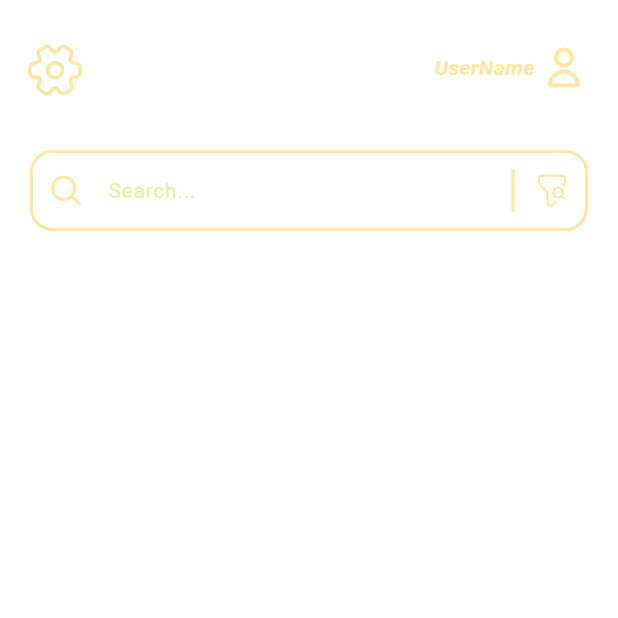
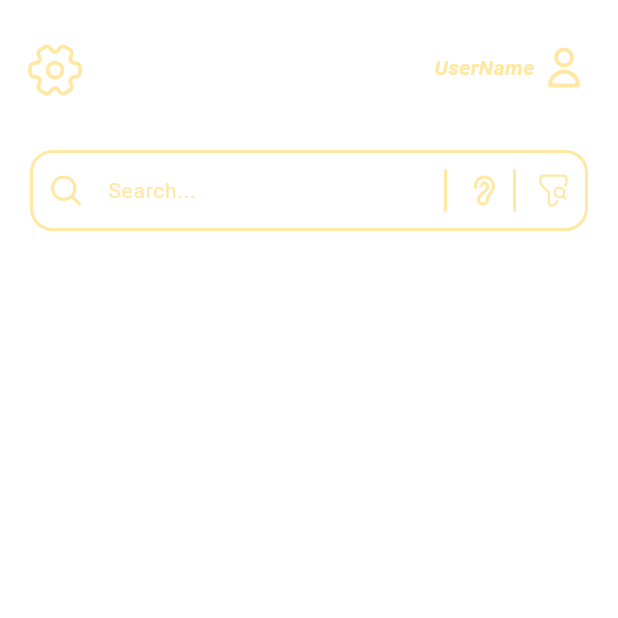
Before and after one commit to dingf3ng/spoplusplusfy, a Flutter app: the screen it shows after launch, swiped to page 2, on a phone screen of 412 x 824 dp, the top half of it. Run offline on Flutter 3.47's test engine with Material 3 defaults, Android fonts, the phone set to English and light mode, and no system bars; our stand-ins replace flutter_svg, just_audio, sqflite, video_player; missing offline and left inert: async_button_builder, newton_particles; accounts and stored records are empty; Roboto replaces fonts that are missing (NotoSans); statements that could not run were skipped; project files that could hold a hidden picture were left out.

```diff
--- /dev/null
+++ b/devtools_options.yaml
@@ -0,0 +1,3 @@
+description: This file stores settings for Dart & Flutter DevTools.
+documentation: https://docs.flutter.dev/tools/devtools/extensions#configure-extension-enablement-states
+extensions:
--- a/lib/Classes/artist_works_manager.dart
+++ b/lib/Classes/artist_works_manager.dart
@@ -57,7 +57,8 @@ class ArtistWorksManager {
   }
 
   static Playlist getRandomPlaylist() {
-    final randomIndex = Random().nextInt(_validAlbums.length);
+    final randomSeed = Random().nextInt(1000000);
+    final randomIndex = Random(randomSeed).nextInt(_validAlbums.length);
     return _validAlbums.elementAt(randomIndex);
   }
 
--- a/lib/Pages/search_page.dart
+++ b/lib/Pages/search_page.dart
@@ -31,9 +31,6 @@ class _SearchPageState extends State<SearchPage>
   static const Color primaryColor = Color(0x00000000);
   static const Color secondaryColor = Color(0xffFFE8A3);
 
-  late double _width;
-  late double _height;
-
   final List<Artist> _resultArtists = [];
   final List<Album> _resultAlbums = [];
   final List<CustomizedPlaylist> _resultPlaylists = [];
@@ -57,13 +54,6 @@ class _SearchPageState extends State<SearchPage>
     super.initState();
     _searchController.addListener(_searchDone);
     _controller.addListener(_scrollListener);
-    WidgetsBinding.instance.addPostFrameCallback((_) {
-      final size = MediaQuery
-          .of(context)
-          .size;
-      _width = size.width;
-      _height = size.height;
-    });
   }
 
   void _searchDone() {
@@ -103,6 +93,8 @@ class _SearchPageState extends State<SearchPage>
   }
 
   Visibility _artistShowcase() {
+    final double _width = MediaQuery.of(context).size.width;
+    final double _height = MediaQuery.of(context).size.height;
     return Visibility(
       visible: _resultArtists.isNotEmpty,
       child: Column(
@@ -112,7 +104,7 @@ class _SearchPageState extends State<SearchPage>
             height: 15,
           ),
           SizedBox(
-            height: 120,
+            height: _width * 2 / 9  + 30,
             child: ListView.separated(
               scrollDirection: Axis.horizontal,
               separatorBuilder: (context, index) => const SizedBox(
@@ -134,8 +126,8 @@ class _SearchPageState extends State<SearchPage>
                     mainAxisAlignment: MainAxisAlignment.spaceEvenly,
                     children: [
                       Container(
-                        width: 90,
-                        height: 90,
+                        width: _width * 2 / 9,
+                        height: _width * 2 / 9,
                         decoration: BoxDecoration(
                           color: secondaryColor,
                           border: Border.all(color: secondaryColor, width: 3),
@@ -146,7 +138,7 @@ class _SearchPageState extends State<SearchPage>
                         ),
                       ),
                       Container(
-                        width: 90,
+                        width: _width * 2 / 9,
                         alignment: Alignment.center,
                         child: Text(
                           _resultArtists[index].getName(),
@@ -171,6 +163,8 @@ class _SearchPageState extends State<SearchPage>
   }
 
   Visibility _albumShowcase() {
+    final double _width = MediaQuery.of(context).size.width;
+    final double _height = MediaQuery.of(context).size.height;
     return Visibility(
       visible: _resultAlbums.isNotEmpty,
       child: Column(
@@ -180,7 +174,7 @@ class _SearchPageState extends State<SearchPage>
             height: 15,
           ),
           SizedBox(
-            height: 160,
+            height: _width / 3 + 30,
             child: ListView.separated(
               scrollDirection: Axis.horizontal,
               separatorBuilder: (context, index) => const SizedBox(
@@ -203,8 +197,8 @@ class _SearchPageState extends State<SearchPage>
                     mainAxisAlignment: MainAxisAlignment.spaceEvenly,
                     children: [
                       Container(
-                        width: 140,
-                        height: 140,
+                        width: _width / 3,
+                        height: _width / 3,
                         decoration: BoxDecoration(
                             border: Border.all(
                               color: secondaryColor,
@@ -220,7 +214,7 @@ class _SearchPageState extends State<SearchPage>
                       ),
                       Container(
                         alignment: Alignment.center,
-                        width: 140,
+                        width: _width / 3,
                         child: Text(
                           _resultAlbums[index].getName(),
                           style: const TextStyle(
@@ -244,6 +238,8 @@ class _SearchPageState extends State<SearchPage>
   }
 
   Visibility _playlistShowcase() {
+    final double _width = MediaQuery.of(context).size.width;
+    final double _height = MediaQuery.of(context).size.height;
     return Visibility(
       visible: _resultPlaylists.isNotEmpty,
       child: Column(
@@ -253,7 +249,7 @@ class _SearchPageState extends State<SearchPage>
             height: 20,
           ),
           SizedBox(
-            height: 160,
+            height: _width / 3 + 30,
             child: ListView.separated(
               scrollDirection: Axis.horizontal,
               separatorBuilder: (context, index) => const SizedBox(
@@ -266,8 +262,8 @@ class _SearchPageState extends State<SearchPage>
                   mainAxisAlignment: MainAxisAlignment.spaceEvenly,
                   children: [
                     Container(
-                      width: 140,
-                      height: 140,
+                      width: _width / 3,
+                      height: _width / 3,
                       decoration: BoxDecoration(
                           color: secondaryColor,
                           border: Border.all(
@@ -281,7 +277,7 @@ class _SearchPageState extends State<SearchPage>
                           )),
                     ),
                     Container(
-                      width: 140,
+                      width: _width / 3,
                       alignment: Alignment.center,
                       child: Text(
                         _resultPlaylists[index].getName(),
@@ -305,6 +301,8 @@ class _SearchPageState extends State<SearchPage>
   }
 
   Visibility _songShowcase() {
+    final double _width = MediaQuery.of(context).size.width;
+    final double _height = MediaQuery.of(context).size.height;
     return Visibility(
       visible: _resultSongs.isNotEmpty,
       child: Column(
@@ -314,7 +312,7 @@ class _SearchPageState extends State<SearchPage>
             height: 20,
           ),
           SizedBox(
-            height: 350,
+            height: _height / 3,
             child: ListView.separated(
               shrinkWrap: true,
               primary: false,
@@ -338,7 +336,7 @@ class _SearchPageState extends State<SearchPage>
                         width: 20,
                       ),
                       Container(
-                        width: 150,
+                        width: _width * 4 / 11,
                         alignment: Alignment.centerLeft,
                         child: Text(
                           _resultSongs[index].getName(),
@@ -354,7 +352,7 @@ class _SearchPageState extends State<SearchPage>
                         width: 20,
                       ),
                       SizedBox(
-                        width: 120,
+                        width: _width * 2 / 9,
                         child: Text(
                           ArtistWorksManager.getArtistsOfSongAsString(
                               _resultSongs[index]),
@@ -370,7 +368,7 @@ class _SearchPageState extends State<SearchPage>
                         width: 20,
                       ),
                       SizedBox(
-                        width: 40,
+                        width: _width * 1/15,
                         child: Text(
                           _formatTime(_resultSongs[index].getDuration()),
                           overflow: TextOverflow.ellipsis,
@@ -475,6 +473,8 @@ class _SearchPageState extends State<SearchPage>
   }
 
   Container _searchField() {
+    final double _width = MediaQuery.of(context).size.width;
+    final double _height = MediaQuery.of(context).size.height;
     return Container(
         margin: const EdgeInsets.only(top: 10, left: 20, right: 20),
         child: TextField(
@@ -502,11 +502,22 @@ class _SearchPageState extends State<SearchPage>
               child: SvgPicture.asset('assets/icons/search_gold.svg'),
             ),
             suffixIcon: SizedBox(
-              width: 100,
+              width: _width / 4,
               child: IntrinsicHeight(
                 child: Row(
                   mainAxisAlignment: MainAxisAlignment.end,
                   children: [
+                    const VerticalDivider(
+                      color: Color(0xffFFE8A3),
+                      thickness: 2,
+                      indent: 10,
+                      endIndent: 10,
+                    ),
+                    Padding(
+                      padding: const EdgeInsets.fromLTRB(6, 12,0, 12),
+                      child: SvgPicture.asset(
+                          'assets/icons/ear_gold.svg'),
+                    ),
                     const VerticalDivider(
                       color: Color(0xffFFE8A3),
                       thickness: 2,
```
Also changed, not shown: lib/Pages/artist_page.dart (+40 -20 lines), lib/Pages/main_page.dart (+40 -16 lines), lib/Pages/user_page.dart (added, +196 -0 lines), assets/icons/ear_gold.svg (added).
